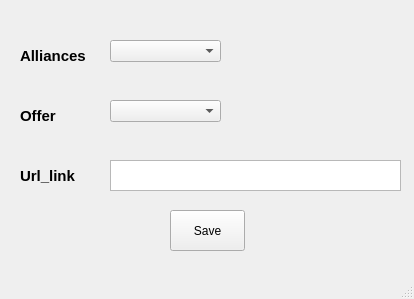
This is ui/test.ui in FuckBrains/src as Qt 5 draws it before an edit. The edited form follows.
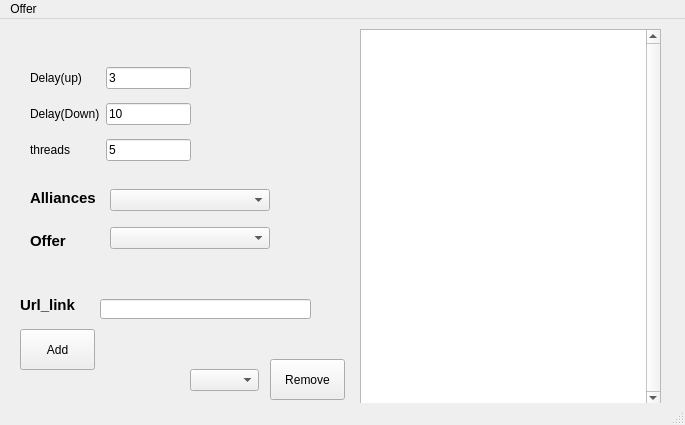
This is the edited form.

What changed in the file:
```diff
--- a/ui/test.ui
+++ b/ui/test.ui
@@ -2,98 +2,99 @@
 <ui version="4.0">
  <class>MainWindow</class>
  <widget class="QMainWindow" name="MainWindow">
+  <property name="enabled">
+   <bool>true</bool>
+  </property>
   <property name="geometry">
    <rect>
     <x>0</x>
     <y>0</y>
-    <width>414</width>
-    <height>299</height>
+    <width>685</width>
+    <height>425</height>
    </rect>
   </property>
   <property name="windowTitle">
    <string>MainWindow</string>
   </property>
   <widget class="QWidget" name="centralwidget">
-   <widget class="QLabel" name="label">
+   <widget class="QPushButton" name="pushButton">
     <property name="geometry">
      <rect>
       <x>20</x>
-      <y>40</y>
-      <width>101</width>
-      <height>31</height>
+      <y>310</y>
+      <width>75</width>
+      <height>41</height>
      </rect>
     </property>
-    <property name="font">
-     <font>
-      <pointsize>11</pointsize>
-      <weight>75</weight>
-      <bold>true</bold>
-     </font>
-    </property>
     <property name="text">
-     <string>Alliances</string>
+     <string>Add</string>
     </property>
    </widget>
-   <widget class="QComboBox" name="comboBox">
+   <widget class="QWidget" name="verticalLayoutWidget">
     <property name="geometry">
      <rect>
-      <x>110</x>
-      <y>40</y>
-      <width>111</width>
-      <height>22</height>
+      <x>30</x>
+      <y>160</y>
+      <width>160</width>
+      <height>80</height>
      </rect>
     </property>
+    <layout class="QVBoxLayout" name="verticalLayout">
+     <item>
+      <widget class="QLabel" name="label">
+       <property name="font">
+        <font>
+         <pointsize>11</pointsize>
+         <weight>75</weight>
+         <bold>true</bold>
+        </font>
+       </property>
+       <property name="text">
+        <string>Alliances</string>
+       </property>
+      </widget>
+     </item>
+     <item>
+      <widget class="QLabel" name="label_2">
+       <property name="font">
+        <font>
+         <pointsize>11</pointsize>
+         <weight>75</weight>
+         <bold>true</bold>
+        </font>
+       </property>
+       <property name="text">
+        <string>Offer</string>
+       </property>
+      </widget>
+     </item>
+    </layout>
    </widget>
-   <widget class="QTextBrowser" name="textBrowser">
+   <widget class="QWidget" name="verticalLayoutWidget_2">
     <property name="geometry">
      <rect>
       <x>110</x>
       <y>160</y>
-      <width>291</width>
-      <height>31</height>
+      <width>160</width>
+      <height>80</height>
      </rect>
     </property>
-    <property name="readOnly">
-     <bool>false</bool>
-    </property>
-   </widget>
-   <widget class="QComboBox" name="comboBox_2">
-    <property name="geometry">
-     <rect>
-      <x>110</x>
-      <y>100</y>
-      <width>111</width>
-      <height>22</height>
-     </rect>
-    </property>
-   </widget>
-   <widget class="QLabel" name="label_2">
-    <property name="geometry">
-     <rect>
-      <x>20</x>
-      <y>100</y>
-      <width>101</width>
-      <height>31</height>
-     </rect>
-    </property>
-    <property name="font">
-     <font>
-      <pointsize>11</pointsize>
-      <weight>75</weight>
-      <bold>true</bold>
-     </font>
-    </property>
-    <property name="text">
-     <string>Offer</string>
-    </property>
+    <layout class="QVBoxLayout" name="verticalLayout_2">
+     <item>
+      <widget class="QComboBox" name="comboBox"/>
+     </item>
+     <item>
+      <widget class="QComboBox" name="comboBox_2"/>
+     </item>
+    </layout>
    </widget>
    <widget class="QLabel" name="label_3">
     <property name="geometry">
      <rect>
       <x>20</x>
-      <y>160</y>
-      <width>101</width>
-      <height>31</height>
+      <y>250</y>
+      <width>61</width>
+      <height>71</height>
      </rect>
     </property>
     <property name="font">
@@ -107,17 +108,113 @@
      <string>Url_link</string>
     </property>
    </widget>
-   <widget class="QPushButton" name="pushButton">
+   <widget class="QLineEdit" name="lineEdit">
     <property name="geometry">
      <rect>
-      <x>170</x>
-      <y>210</y>
+      <x>100</x>
+      <y>280</y>
+      <width>211</width>
+      <height>20</height>
+     </rect>
+    </property>
+    <property name="text">
+     <string/>
+    </property>
+   </widget>
+   <widget class="QTextBrowser" name="textBrowser">
+    <property name="geometry">
+     <rect>
+      <x>360</x>
+      <y>10</y>
+      <width>301</width>
+      <height>391</height>
+     </rect>
+    </property>
+    <property name="verticalScrollBarPolicy">
+     <enum>Qt::ScrollBarAlwaysOn</enum>
+    </property>
+    <property name="horizontalScrollBarPolicy">
+     <enum>Qt::ScrollBarAlwaysOn</enum>
+    </property>
+    <property name="sizeAdjustPolicy">
+     <enum>QAbstractScrollArea::AdjustIgnored</enum>
+    </property>
+   </widget>
+   <widget class="QWidget" name="gridLayoutWidget">
+    <property name="geometry">
+     <rect>
+      <x>30</x>
+      <y>40</y>
+      <width>161</width>
+      <height>111</height>
+     </rect>
+    </property>
+    <layout class="QGridLayout" name="gridLayout">
+     <item row="0" column="0">
+      <widget class="QLabel" name="label_4">
+       <property name="text">
+        <string>Delay(up)</string>
+       </property>
+      </widget>
+     </item>
+     <item row="2" column="0">
+      <widget class="QLabel" name="label_6">
+       <property name="text">
+        <string>threads</string>
+       </property>
+      </widget>
+     </item>
+     <item row="1" column="0">
+      <widget class="QLabel" name="label_5">
+       <property name="text">
+        <string>Delay(Down)</string>
+       </property>
+      </widget>
+     </item>
+     <item row="1" column="1">
+      <widget class="QLineEdit" name="lineEdit_3">
+       <property name="text">
+        <string>10</string>
+       </property>
+      </widget>
+     </item>
+     <item row="2" column="1">
+      <widget class="QLineEdit" name="lineEdit_4">
+       <property name="text">
+        <string>5</string>
+       </property>
+      </widget>
+     </item>
+     <item row="0" column="1">
+      <widget class="QLineEdit" name="lineEdit_2">
+       <property name="text">
+        <string>3</string>
+       </property>
+      </widget>
+     </item>
+    </layout>
+   </widget>
+   <widget class="QPushButton" name="pushButton_2">
+    <property name="geometry">
+     <rect>
+      <x>270</x>
+      <y>340</y>
       <width>75</width>
       <height>41</height>
      </rect>
     </property>
     <property name="text">
-     <string>Save</string>
+     <string>Remove</string>
+    </property>
+   </widget>
+   <widget class="QComboBox" name="comboBox_3">
+    <property name="geometry">
+     <rect>
+      <x>190</x>
+      <y>350</y>
+      <width>69</width>
+      <height>22</height>
+     </rect>
     </property>
    </widget>
   </widget>
@@ -126,10 +223,17 @@
     <rect>
      <x>0</x>
      <y>0</y>
-     <width>414</width>
+     <width>685</width>
      <height>21</height>
     </rect>
    </property>
+   <widget class="QMenu" name="menuFile">
+    <property name="title">
+     <string>Offer</string>
+    </property>
+    <addaction name="actionAppend_offer"/>
+   </widget>
+   <addaction name="menuFile"/>
   </widget>
   <widget class="QStatusBar" name="statusbar"/>
  </widget>
```
Left out of the diff: 8 changed lines with no effect on the pictures.
